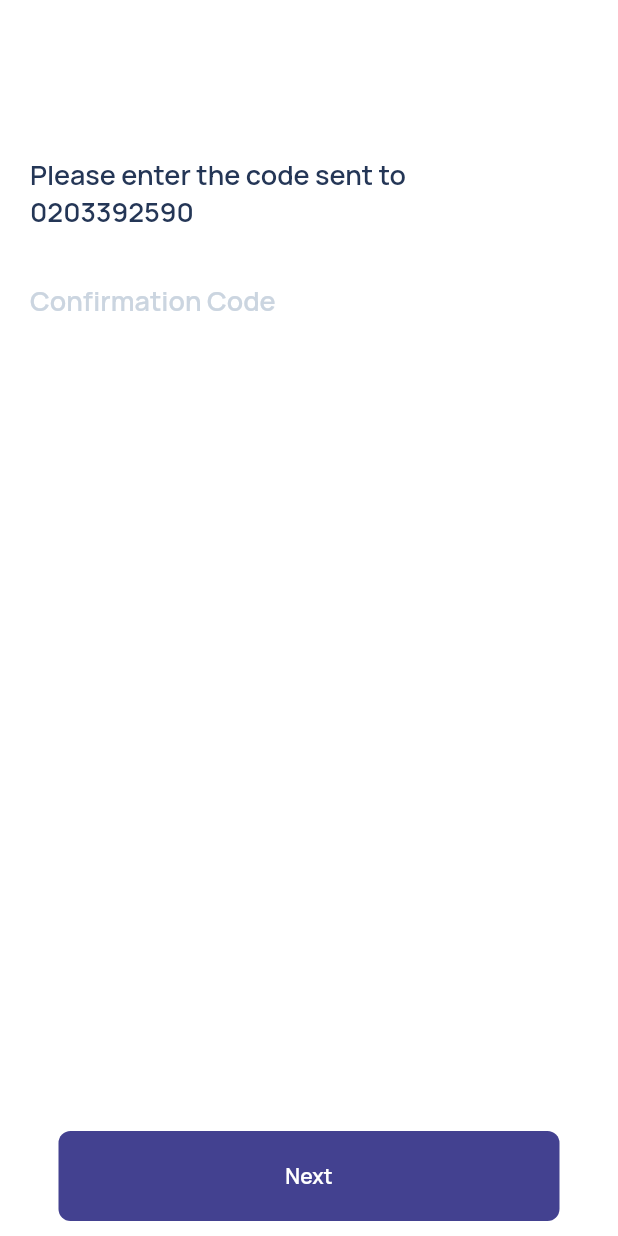
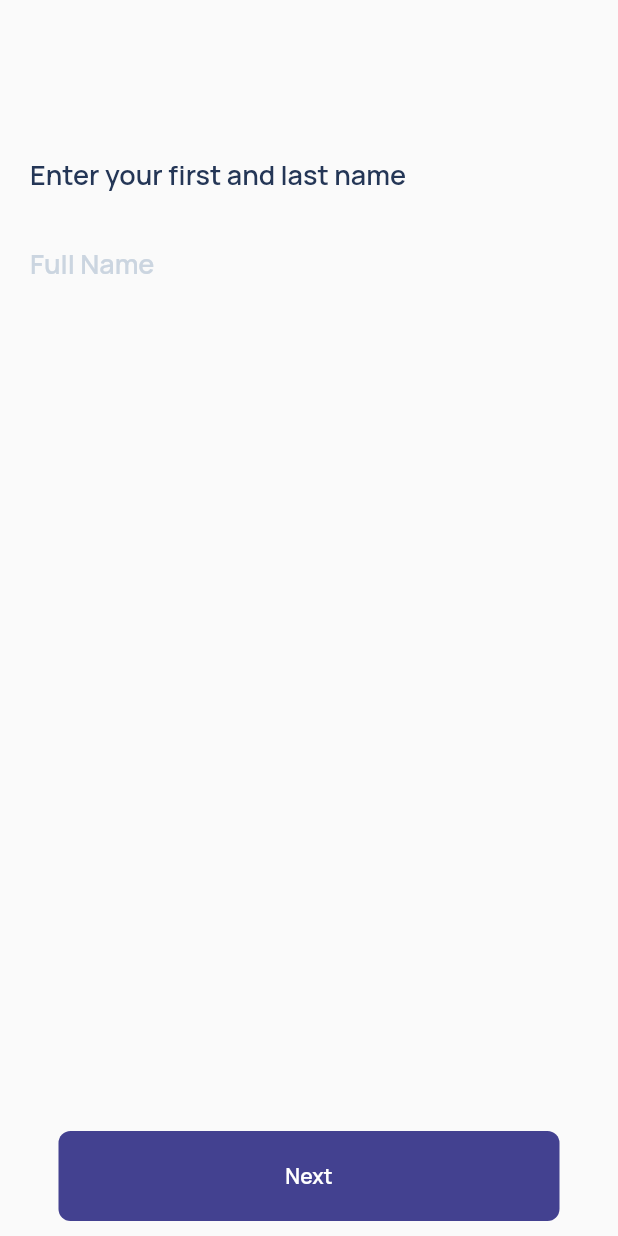
Before and after one commit to cr34t1ve/alewapay, a Flutter app: the screen it shows after launch, on a phone screen of 412 x 824 dp. Run offline on Flutter 3.47's test engine with Material 2 defaults, Android fonts, the phone set to English and light mode, and no system bars.

Commit message:
'intro screen 3' page constructed

```diff
--- a/lib/main.dart
+++ b/lib/main.dart
@@ -1,10 +1,11 @@
 import 'package:alewa_pay/screens/introscreen1/introscreen1.dart';
 import 'package:alewa_pay/screens/introscreen2/introscreen2.dart';
+import 'package:alewa_pay/screens/introscreen3/introscreen3.dart';
 import 'package:alewa_pay/screens/splash/splash.dart';
 import 'package:flutter/material.dart';
 
 void main() {
   runApp(MaterialApp(
-    home: IntroScreen2(),
+    home: IntroScreen3(),
   ));
 }
--- /dev/null
+++ b/lib/screens/introscreen3/introscreen3.dart
@@ -0,0 +1,74 @@
+import 'package:alewa_pay/components/button.dart';
+import 'package:flutter/material.dart';
+
+class IntroScreen3 extends StatefulWidget {
+
+  @override
+  _IntroScreen3State createState() => _IntroScreen3State();
+}
+
+class _IntroScreen3State extends State<IntroScreen3> {
+  TextEditingController _nameController = TextEditingController();
+  @override
+  Widget build(BuildContext context) {
+    return Scaffold(
+      body: Padding(
+        padding: EdgeInsets.symmetric(horizontal: 20.0),
+        child: Column(
+          children: [
+            SizedBox(
+              height: 104.0,
+            ),
+            Row(
+              children: [
+                Text(
+                  'Enter your first and last name',
+                  style: TextStyle(
+                      fontFamily: 'Manrope',
+                      fontSize: 18.0,
+                      fontWeight: FontWeight.w600,
+                      color: Color(0xFF243656)),
+                ),
+              ],
+            ),
+            SizedBox(
+              height: 15.0,
+            ),
+            TextField(
+              controller: _nameController,
+              keyboardType: TextInputType.name,
+              textCapitalization: TextCapitalization.words,
+              style: TextStyle(
+                fontFamily: 'Manrope',
+                fontSize: 25.0,
+                fontWeight: FontWeight.w400,
+                color: Color(0xFF555E6C)
+              ),
+              decoration: InputDecoration(
+                  hintText: 'Full Name',
+                  border: InputBorder.none,
+                  hintStyle: TextStyle(
+                      fontFamily: 'Manrope',
+                      fontSize: 18.0,
+                      fontWeight: FontWeight.w600,
+                      color: Color(0xFFCBD5E0))),
+            ),
+            SizedBox(
+              height: 40.0,
+            ),
+            Spacer(),
+            SafeArea(
+              child: DefaultButton(
+                text: 'Next',
+                press: () {},
+              ),
+            ),
+            SizedBox(
+              height: 10.0,
+            )
+          ],
+        ),
+      ),
+    );
+  }
+}
```
